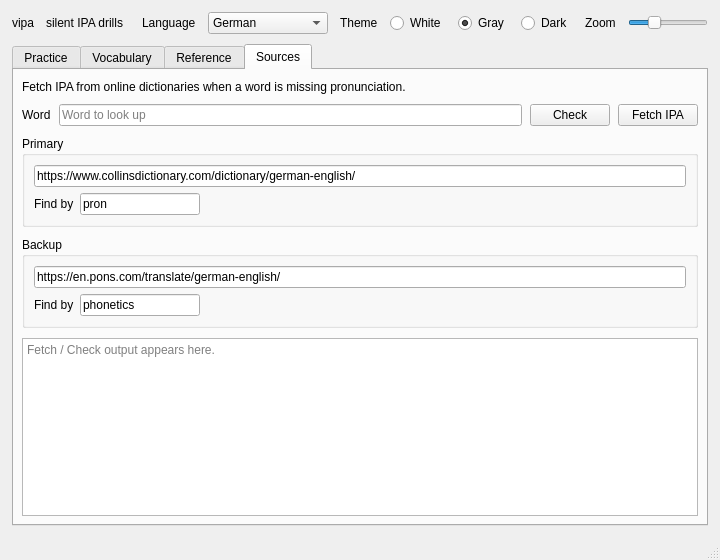
denizisik1/silent-vocabulary, file ui/main_window.ui: the form before one commit.
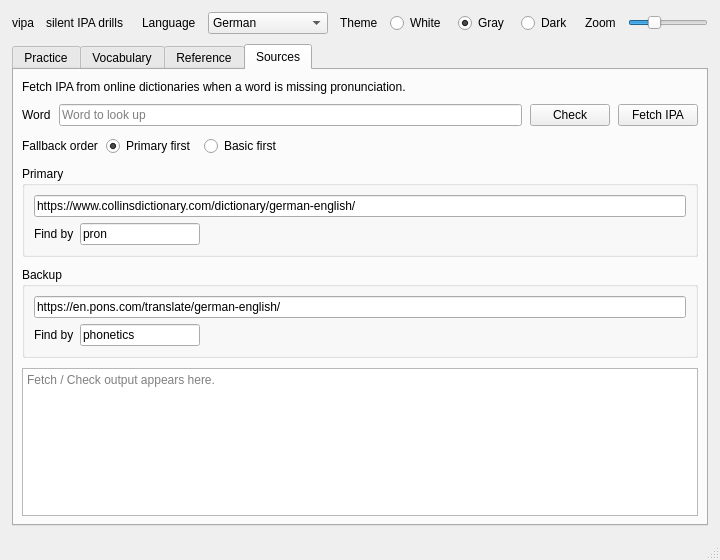
The form after the commit. The open tabs and pages were chosen to show the change.

Commit message: feat(retrieve): add user input for strategy

```diff
--- a/ui/main_window.ui
+++ b/ui/main_window.ui
@@ -938,6 +938,70 @@
           </layout>
          </widget>
         </item>
+        <item>
+         <widget class="QWidget" name="retrieveStrategyWidget">
+          <layout class="QHBoxLayout" name="retrieveStrategyLayout">
+           <property name="spacing">
+            <number>8</number>
+           </property>
+           <property name="leftMargin">
+            <number>0</number>
+           </property>
+           <property name="topMargin">
+            <number>0</number>
+           </property>
+           <property name="rightMargin">
+            <number>0</number>
+           </property>
+           <property name="bottomMargin">
+            <number>0</number>
+           </property>
+           <item>
+            <widget class="QLabel" name="label_retrieve_strategy">
+             <property name="text">
+              <string>Fallback order</string>
+             </property>
+            </widget>
+           </item>
+           <item>
+            <widget class="QRadioButton" name="radioButton_retrievePrimaryFirst">
+             <property name="text">
+              <string>Primary first</string>
+             </property>
+             <property name="toolTip">
+              <string>Primary basic, primary browser, backup basic, backup browser</string>
+             </property>
+             <property name="checked">
+              <bool>true</bool>
+             </property>
+            </widget>
+           </item>
+           <item>
+            <widget class="QRadioButton" name="radioButton_retrieveBasicFirst">
+             <property name="text">
+              <string>Basic first</string>
+             </property>
+             <property name="toolTip">
+              <string>Primary basic, backup basic, primary browser, backup browser</string>
+             </property>
+            </widget>
+           </item>
+           <item>
+            <spacer name="retrieveStrategySpacer">
+             <property name="orientation">
+              <enum>Qt::Horizontal</enum>
+             </property>
+             <property name="sizeHint" stdset="0">
+              <size>
+               <width>40</width>
+               <height>20</height>
+              </size>
+             </property>
+            </spacer>
+           </item>
+          </layout>
+         </widget>
+        </item>
         <item>
          <widget class="QGroupBox" name="groupBox_7">
           <property name="title">
```
Left out of the diff: 4 changed lines with no effect on the pictures. The commit also changes 10 other files.
